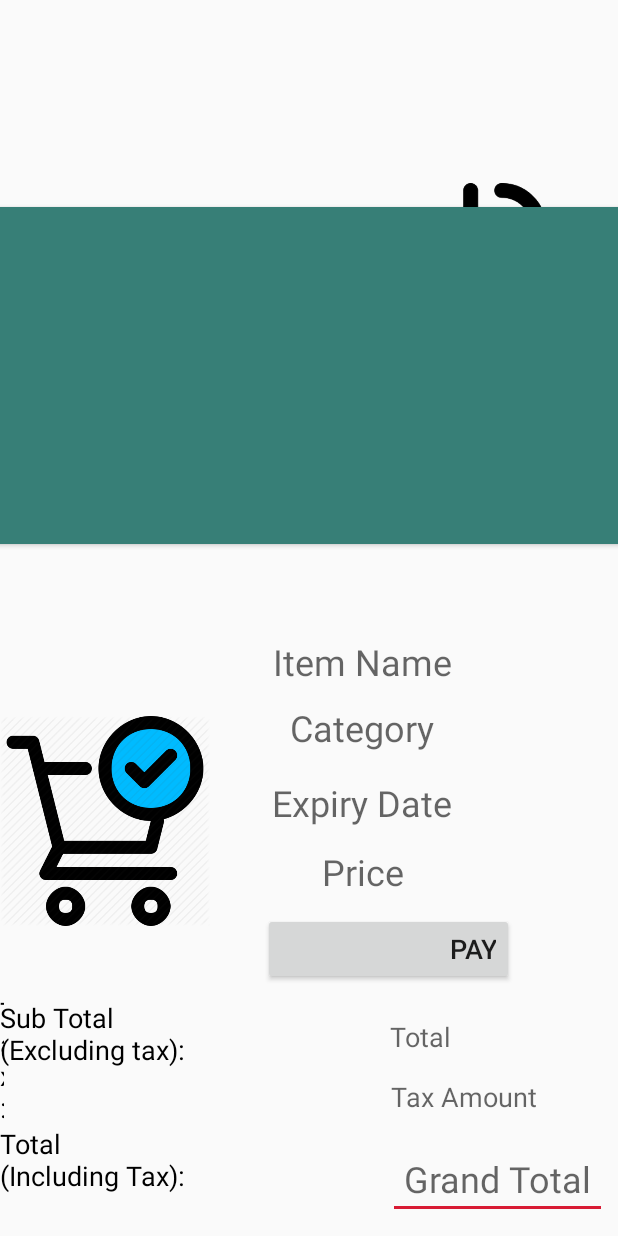
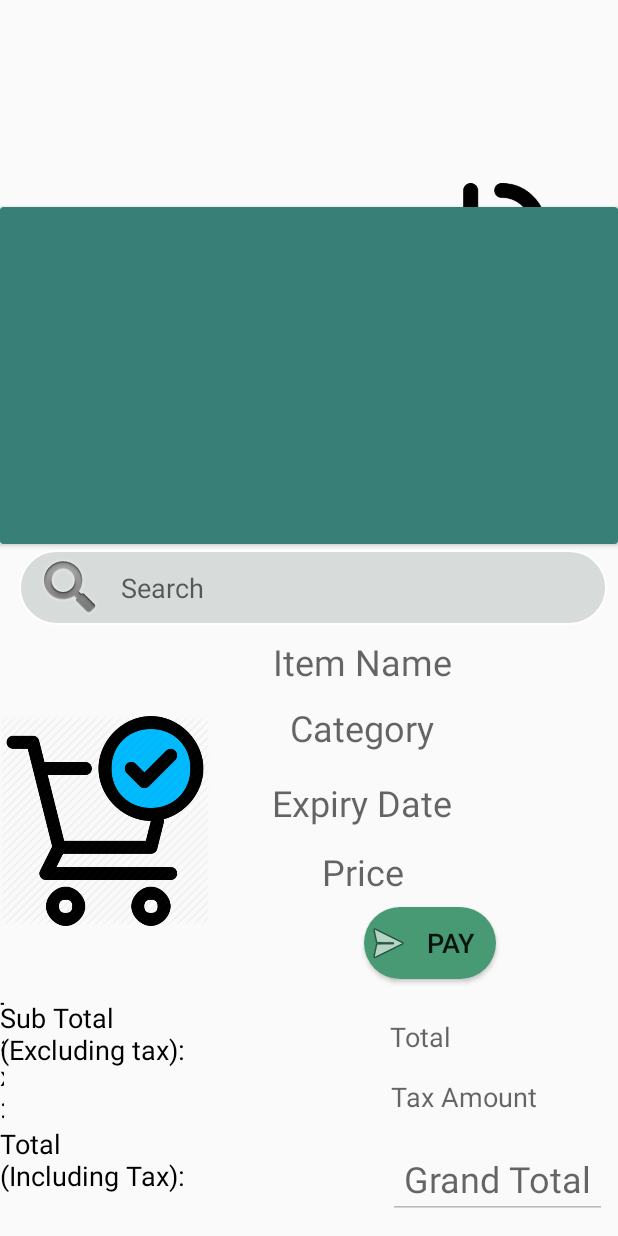
Before and after one commit to done-retail-management-system/DRMSv3, an Android app: the screen it shows after launch (POS_Activity), on a phone screen of 412 x 824 dp. Run offline under Robolectric (Android 15) with nearby library versions, the phone set to English and light mode, and no system bars.

Commit message:
UI almost finished

```diff
--- /dev/null
+++ b/app/src/main/res/drawable/round_text.xml
@@ -0,0 +1,16 @@
+<?xml version="1.0" encoding="utf-8"?>
+<shape xmlns:android="http://schemas.android.com/apk/res/android" >
+    <stroke
+        android:width="1dp"
+        android:color="@color/cardview_light_background" />
+
+    <solid android:color="#D7DBD9" />
+
+    <padding
+        android:left="10dp"
+        android:right="10dp"
+        android:bottom="10dp"
+        android:top="10dp" />
+
+    <corners android:radius="50dp" />
+</shape>
--- a/app/src/main/res/drawable/roundbutton.xml
+++ b/app/src/main/res/drawable/roundbutton.xml
@@ -1,9 +1,9 @@
 <?xml version="1.0" encoding="utf-8"?>
 <shape xmlns:android="http://schemas.android.com/apk/res/android"
     android:shape="rectangle">
-    <solid android:color="#eeffffff" />
-    <corners android:bottomRightRadius="8dp"
-        android:bottomLeftRadius="8dp"
-        android:topRightRadius="8dp"
-        android:topLeftRadius="8dp"/>
+    <solid android:color="#479A73" />
+    <corners android:bottomRightRadius="30dp"
+        android:bottomLeftRadius="30dp"
+        android:topRightRadius="30dp"
+        android:topLeftRadius="30dp"/>
 </shape>
--- a/app/src/main/res/layout/activity_pos_.xml
+++ b/app/src/main/res/layout/activity_pos_.xml
@@ -41,15 +41,15 @@
         android:textSize="24sp" />
 
     <androidx.cardview.widget.CardView
-        android:layout_width="974dp"
+        android:layout_width="match_parent"
         android:layout_height="wrap_content"
         android:layout_alignParentStart="true"
         android:layout_alignParentTop="true"
         android:layout_alignParentEnd="true"
         android:layout_alignParentBottom="true"
-        android:layout_marginStart="-7dp"
+        android:layout_marginStart="0dp"
         android:layout_marginTop="138dp"
-        android:layout_marginEnd="-7dp"
+        android:layout_marginEnd="0dp"
         android:layout_marginBottom="461dp"
         app:cardBackgroundColor="@color/colorPrimary" />
 
@@ -175,7 +175,7 @@
         android:layout_alignParentBottom="true"
         android:layout_marginStart="487dp"
         android:layout_marginEnd="2dp"
-        android:layout_marginBottom="154dp"
+        android:layout_marginBottom="153dp"
         android:background="@drawable/ic_launcher_background"
         app:cardBackgroundColor="@color/colorPrimary" />
 
@@ -223,7 +223,9 @@
         android:layout_alignParentBottom="true"
         android:layout_marginEnd="7dp"
         android:layout_marginBottom="11dp"
+        android:clickable="false"
         android:ems="10"
+        android:enabled="false"
         android:hint="Grand Total"
         android:inputType="textPersonName"
         android:textAlignment="center"
@@ -318,14 +320,32 @@
 
     <Button
         android:id="@+id/payment"
-        android:layout_width="167dp"
+        android:layout_width="wrap_content"
         android:layout_height="wrap_content"
         android:layout_alignParentEnd="true"
         android:layout_alignParentBottom="true"
-        android:layout_marginEnd="69dp"
-        android:layout_marginBottom="167dp"
+        android:layout_marginEnd="81dp"
+        android:layout_marginBottom="171dp"
+        android:background="@drawable/roundbutton"
+        android:drawableLeft="@android:drawable/ic_menu_send"
+        android:drawablePadding="10dp"
         android:text="Pay"
-        android:textAlignment="textEnd"
+        android:textAlignment="textStart"
         android:textSize="18sp" />
 
+    <EditText
+        android:id="@+id/txtSearch"
+        android:layout_width="392dp"
+        android:layout_height="50dp"
+        android:layout_alignParentEnd="true"
+        android:layout_alignParentBottom="true"
+        android:layout_marginEnd="7dp"
+        android:layout_marginBottom="407dp"
+        android:background="@drawable/round_text"
+        android:drawableLeft="@android:drawable/ic_search_category_default"
+        android:drawablePadding="10dp"
+        android:ems="10"
+        android:hint="Search"
+        android:inputType="textPersonName" />
+
 </RelativeLayout>
```
